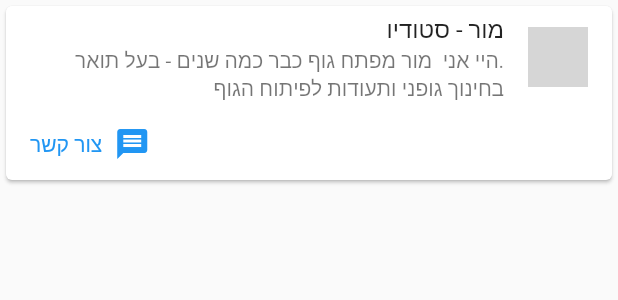
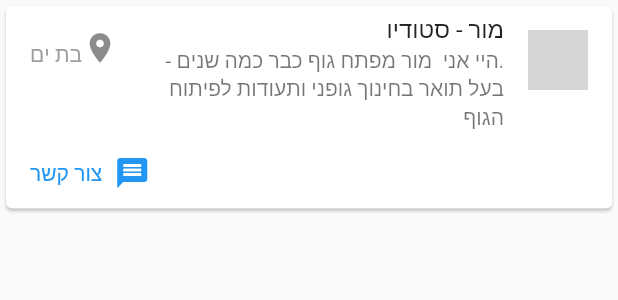
Before and after one commit to MorDvash/fitfix, a Flutter app: the InstructorCard widget shown alone on an empty page, opened directly with sample values from the repository, on a phone screen of 412 x 824 dp. Shown: the top 300 px of the screen. Run offline on Flutter 3.47's test engine with Material 2 defaults, Android fonts, the phone set to English and light mode, and no system bars; our stand-ins replace firebase_auth, firebase_core, form_field_validator, google_sign_in; missing offline and left inert: flutter_facebook_auth; accounts and stored records are empty; network calls fail; grey boxes are pictures that could not be loaded.

Commit message:
adding location to instructorCard widget

```diff
--- a/lib/widgets/instructorCard.dart
+++ b/lib/widgets/instructorCard.dart
@@ -16,8 +16,22 @@ class InstructorCard extends StatelessWidget {
             leading: CircleAvatar(
               backgroundImage: NetworkImage(_instructor.instructorImage),
             ),
+            trailing: RichText(
+              text: TextSpan(
+                children: [
+                  WidgetSpan(
+                    child: Icon(Icons.location_on),
+                  ),
+                  TextSpan(
+                    text: _instructor.location,
+                    style: TextStyle(color: Colors.grey),
+                  ),
+                ],
+              ),
+            ),
             title: Text(_instructor.businessName),
             subtitle: Text(_instructor.bio),
+            isThreeLine: true,
             onTap: () {},
           ),
           Row(
```
